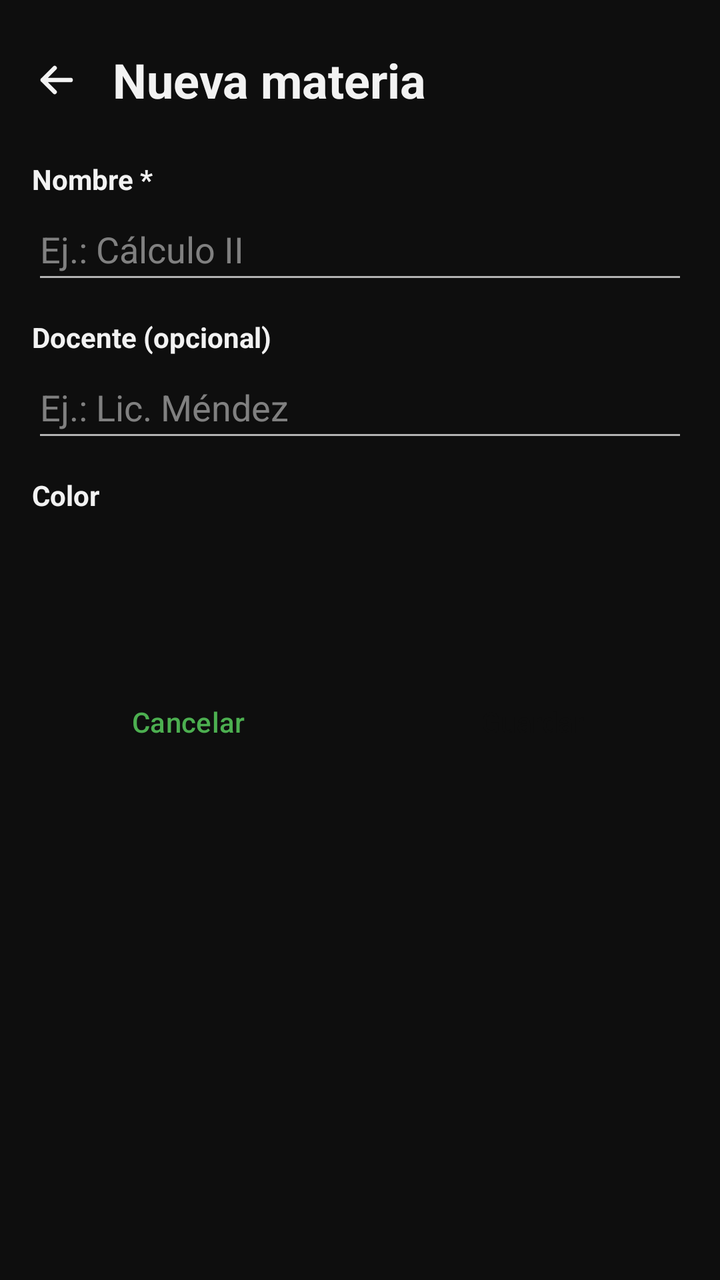
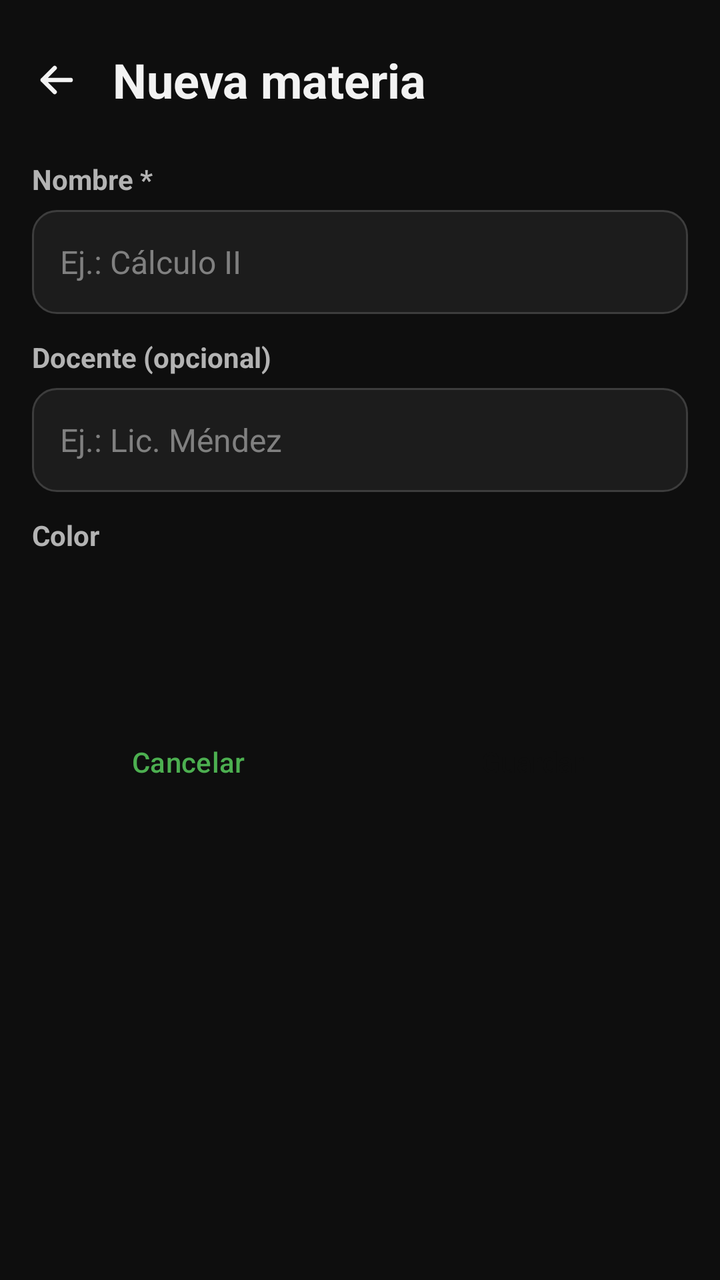

An Android layout rendered at two revisions. The XML below is the earlier revision; the diff shows what the commit changed to produce the second picture.
<!-- AndroidManifest.xml: application theme Theme.AgendaPersonal -->
<!-- res/layout/activity_materia_form.xml -->
<?xml version="1.0" encoding="utf-8"?>
<ScrollView xmlns:android="http://schemas.android.com/apk/res/android"
    xmlns:tools="http://schemas.android.com/tools"
    android:id="@+id/main"
    android:layout_width="match_parent"
    android:layout_height="match_parent"
    tools:context=".vista.MateriaFormActivity">

    
    <LinearLayout
        android:layout_width="match_parent"
        android:layout_height="wrap_content"
        android:orientation="vertical"
        android:padding="16dp">

        
        <LinearLayout
            android:layout_width="match_parent"
            android:layout_height="wrap_content"
            android:layout_marginStart="-12dp"
            android:layout_marginBottom="16dp"
            android:gravity="center_vertical"
            android:orientation="horizontal">

            <include layout="@layout/boton_volver" />

            <TextView
                android:id="@+id/tvTitulo"
                android:layout_width="0dp"
                android:layout_height="wrap_content"
                android:layout_weight="1"
                android:text="@string/titulo_nueva_materia"
                android:textSize="24sp"
                android:textStyle="bold" />
        </LinearLayout>

        
        <TextView
            android:layout_width="wrap_content"
            android:layout_height="wrap_content"
            android:text="@string/etiqueta_nombre"
            android:textStyle="bold" />

        <EditText
            android:id="@+id/etNombre"
            android:layout_width="match_parent"
            android:layout_height="wrap_content"
            android:layout_marginBottom="12dp"
            android:hint="@string/pista_nombre_materia"
            android:importantForAutofill="no"
            android:inputType="textCapSentences"
            android:minHeight="48dp" />

        
        <TextView
            android:layout_width="wrap_content"
            android:layout_height="wrap_content"
            android:text="@string/etiqueta_docente"
            android:textStyle="bold" />

        <EditText
            android:id="@+id/etDocente"
            android:layout_width="match_parent"
            android:layout_height="wrap_content"
            android:layout_marginBottom="12dp"
            android:hint="@string/pista_docente"
            android:importantForAutofill="no"
            android:inputType="textPersonName|textCapWords"
            android:minHeight="48dp" />

        
        <TextView
            android:layout_width="wrap_content"
            android:layout_height="wrap_content"
            android:layout_marginBottom="8dp"
            android:text="@string/etiqueta_color"
            android:textStyle="bold" />

        <LinearLayout
            android:layout_width="wrap_content"
            android:layout_height="wrap_content"
            android:layout_marginBottom="24dp"
            android:orientation="horizontal">

            <View
                android:id="@+id/color1"
                android:layout_width="48dp"
                android:layout_height="48dp"
                android:layout_marginEnd="6dp"
                android:contentDescription="@string/color_azul"
                android:tag="#3F51B5" />

            <View
                android:id="@+id/color2"
                android:layout_width="48dp"
                android:layout_height="48dp"
                android:layout_marginEnd="6dp"
                android:contentDescription="@string/color_rojo"
                android:tag="#F44336" />

            <View
                android:id="@+id/color3"
                android:layout_width="48dp"
                android:layout_height="48dp"
                android:layout_marginEnd="6dp"
                android:contentDescription="@string/color_verde"
                android:tag="#4CAF50" />

            <View
                android:id="@+id/color4"
                android:layout_width="48dp"
                android:layout_height="48dp"
                android:layout_marginEnd="6dp"
                android:contentDescription="@string/color_naranja"
                android:tag="#FF9800" />

            <View
                android:id="@+id/color5"
                android:layout_width="48dp"
                android:layout_height="48dp"
                android:layout_marginEnd="6dp"
                android:contentDescription="@string/color_morado"
                android:tag="#9C27B0" />

            <View
                android:id="@+id/color6"
                android:layout_width="48dp"
                android:layout_height="48dp"
                android:contentDescription="@string/color_cafe"
                android:tag="#795548" />
        </LinearLayout>

        
        <LinearLayout
            android:layout_width="match_parent"
            android:layout_height="wrap_content"
            android:orientation="horizontal">

            <Button
                android:id="@+id/btnCancelar"
                style="@style/BotonSecundario"
                android:layout_width="0dp"
                android:layout_height="wrap_content"
                android:layout_marginEnd="8dp"
                android:layout_weight="1"
                android:minHeight="48dp"
                android:text="@string/btn_cancelar" />

            <Button
                android:id="@+id/btnGuardar"
                style="@style/BotonPrincipal"
                android:layout_width="0dp"
                android:layout_height="wrap_content"
                android:layout_marginStart="8dp"
                android:layout_weight="1"
                android:minHeight="48dp"
                android:text="@string/btn_guardar" />
        </LinearLayout>
    </LinearLayout>
</ScrollView>
<!-- res/layout/boton_volver.xml (included above) -->
<?xml version="1.0" encoding="utf-8"?>
<ImageButton xmlns:android="http://schemas.android.com/apk/res/android"
    android:id="@+id/btnVolver"
    android:layout_width="48dp"
    android:layout_height="48dp"
    android:layout_marginEnd="4dp"
    android:background="?attr/selectableItemBackgroundBorderless"
    android:contentDescription="@string/volver"
    android:src="@drawable/ic_flecha_atras" />
<!-- resources referenced by this layout -->
<resources>
  <string name="btn_cancelar">Cancelar</string>
  <string name="btn_guardar">Guardar</string>
  <string name="color_azul">Azul</string>
  <string name="color_cafe">Café</string>
  <string name="color_morado">Morado</string>
  <string name="color_naranja">Naranja</string>
  <string name="color_rojo">Rojo</string>
  <string name="color_verde">Verde</string>
  <string name="etiqueta_color">Color</string>
  <string name="etiqueta_docente">Docente (opcional)</string>
  <string name="etiqueta_nombre">Nombre *</string>
  <string name="pista_docente">Ej.: Lic. Méndez</string>
  <string name="pista_nombre_materia">Ej.: Cálculo II</string>
  <string name="titulo_nueva_materia">Nueva materia</string>
  <string name="volver">Volver</string>
  <style name="BotonPrincipal" parent="Widget.Material3.Button">
          <item name="android:minHeight">48dp</item>
          <item name="backgroundTint">@color/verde</item>
          <item name="android:textColor">@color/texto_sobre_verde</item>
      </style>
  <style name="BotonSecundario" parent="Widget.Material3.Button.OutlinedButton">
          <item name="android:minHeight">48dp</item>
          <item name="strokeColor">@color/verde</item>
          <item name="android:textColor">@color/verde</item>
      </style>
  <style name="Theme.AgendaPersonal" parent="Base.Theme.AgendaPersonal" />
  <color name="texto">#FFF2F2F2</color>
  <color name="verde">#FF4CAF50</color>
  <color name="texto_sobre_verde">#FF0E0E0E</color>
  <color name="verde_oscuro">#FF2E7D32</color>
  <color name="fondo">#FF0E0E0E</color>
  <color name="tarjeta">#FF1C1C1C</color>
  <color name="texto_secundario">#FFB3B3B3</color>
  <color name="tarjeta_alta">#FF262626</color>
  <color name="borde">#FF3D3D3D</color>
  <color name="texto_pista">#FF808080</color>
  <!-- unchanged entries left out for length: 2 -->
</resources>

<!-- the commit's change to res/layout/activity_materia_form.xml (unified diff, before → after) -->
@@ -39,34 +39,36 @@
             android:layout_width="wrap_content"
             android:layout_height="wrap_content"
             android:text="@string/etiqueta_nombre"
+            style="@style/EtiquetaCampo"
             android:textStyle="bold" />
 
         <EditText
             android:id="@+id/etNombre"
+            style="@style/CajaCampo"
             android:layout_width="match_parent"
             android:layout_height="wrap_content"
             android:layout_marginBottom="12dp"
             android:hint="@string/pista_nombre_materia"
             android:importantForAutofill="no"
-            android:inputType="textCapSentences"
-            android:minHeight="48dp" />
+            android:inputType="textCapSentences" />
 
         
         <TextView
             android:layout_width="wrap_content"
             android:layout_height="wrap_content"
             android:text="@string/etiqueta_docente"
+            style="@style/EtiquetaCampo"
             android:textStyle="bold" />
 
         <EditText
             android:id="@+id/etDocente"
+            style="@style/CajaCampo"
             android:layout_width="match_parent"
             android:layout_height="wrap_content"
             android:layout_marginBottom="12dp"
             android:hint="@string/pista_docente"
             android:importantForAutofill="no"
-            android:inputType="textPersonName|textCapWords"
-            android:minHeight="48dp" />
+            android:inputType="textPersonName|textCapWords" />
 
         
         <TextView
@@ -74,6 +76,7 @@
             android:layout_height="wrap_content"
             android:layout_marginBottom="8dp"
             android:text="@string/etiqueta_color"
+            style="@style/EtiquetaCampo"
             android:textStyle="bold" />
 
         <LinearLayout
<!-- resource entries referenced after the edit -->
@@ -25,10 +25,51 @@
           <item name="strokeColor">@color/verde</item>
           <item name="android:textColor">@color/verde</item>
       </style>
+  <style name="CajaCampo">
+          <item name="android:layout_width">match_parent</item>
+          <item name="android:layout_height">wrap_content</item>
+          <item name="android:background">@drawable/caja_campo</item>
+          <item name="android:drawablePadding">12dp</item>
+          <item name="android:minHeight">52dp</item>
+          <item name="android:paddingHorizontal">14dp</item>
+          <item name="android:paddingVertical">12dp</item>
+          <item name="android:textColor">@color/texto</item>
+          <item name="android:textSize">16sp</item>
+      </style>
+  <style name="EtiquetaCampo">
+          <item name="android:layout_width">wrap_content</item>
+          <item name="android:layout_height">wrap_content</item>
+          <item name="android:layout_marginBottom">6dp</item>
+          <item name="android:textColor">@color/texto_secundario</item>
+          <item name="android:textSize">14sp</item>
+          <item name="android:textStyle">bold</item>
+      </style>
   <style name="Theme.AgendaPersonal" parent="Base.Theme.AgendaPersonal" />
   <color name="texto">#FFF2F2F2</color>
   <color name="verde">#FF4CAF50</color>
   <color name="texto_sobre_verde">#FF0E0E0E</color>
+  <!-- drawable caja_campo (drawable) -->
+  <?xml version="1.0" encoding="utf-8"?>
+  <selector xmlns:android="http://schemas.android.com/apk/res/android">
+      <item android:state_focused="true">
+          <shape android:shape="rectangle">
+              <corners android:radius="12dp" />
+              <solid android:color="@color/tarjeta" />
+              <stroke
+                  android:width="2dp"
+                  android:color="@color/verde" />
+          </shape>
+      </item>
+      <item>
+          <shape android:shape="rectangle">
+              <corners android:radius="12dp" />
+              <solid android:color="@color/tarjeta" />
+              <stroke
+                  android:width="1dp"
+                  android:color="@color/borde" />
+          </shape>
+      </item>
+  </selector>
   <color name="verde_oscuro">#FF2E7D32</color>
   <color name="fondo">#FF0E0E0E</color>
   <color name="tarjeta">#FF1C1C1C</color>
